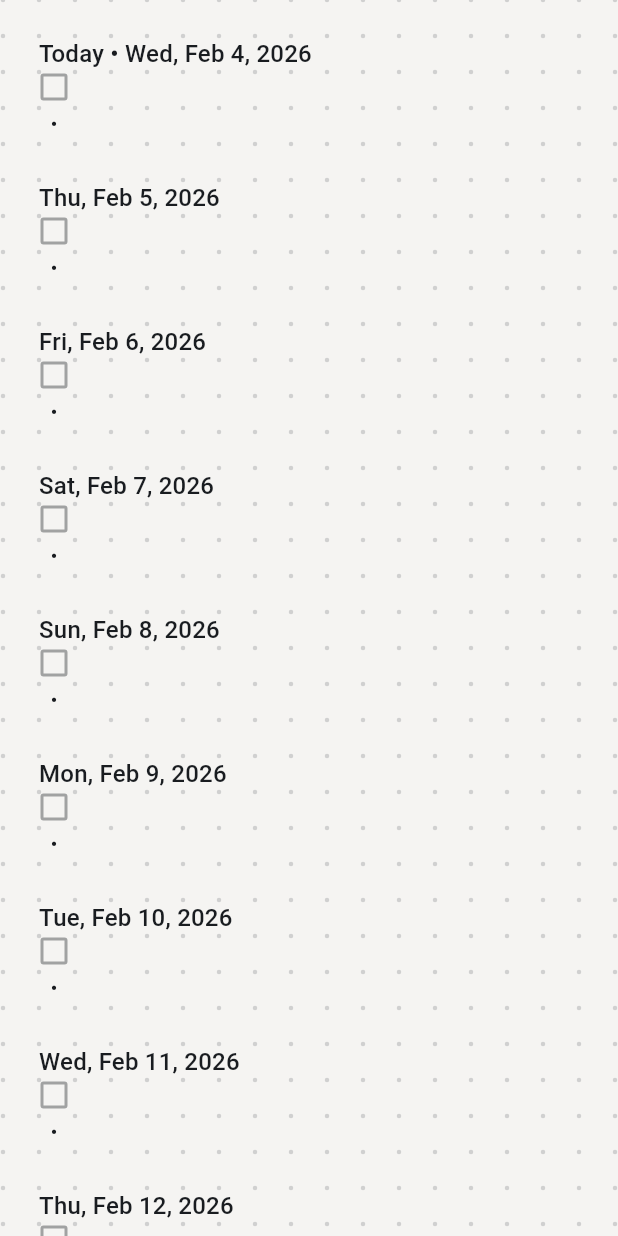
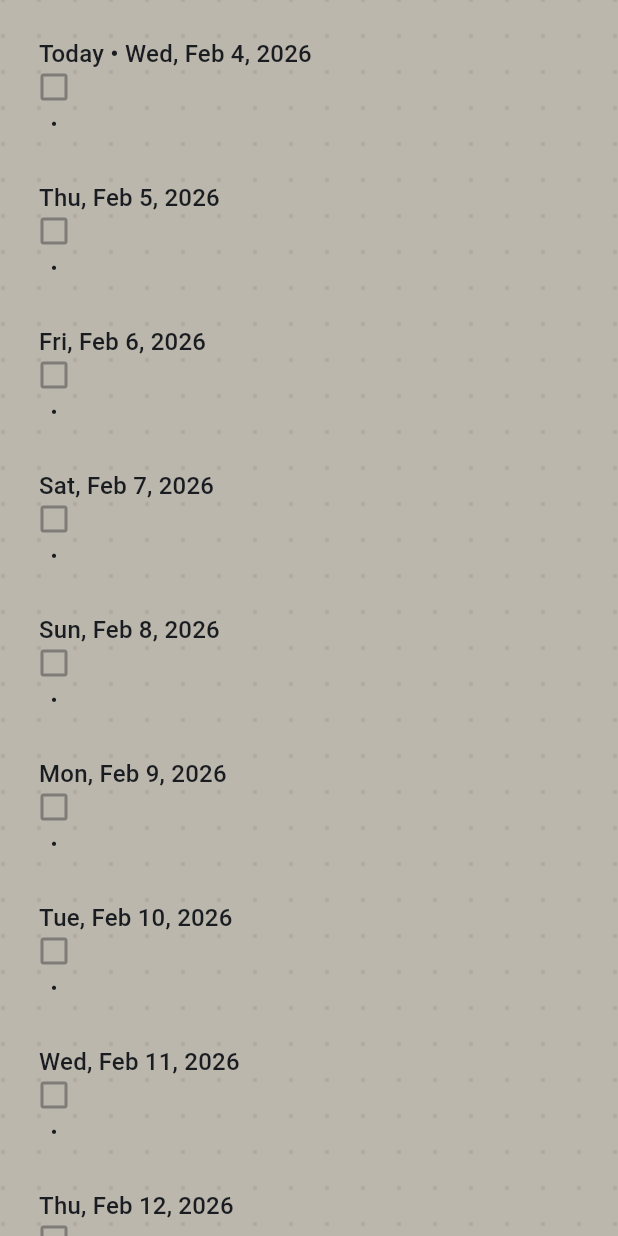
Before and after one commit to elibdev/lifelog, a Flutter app: the screen it shows after launch, on a phone screen of 412 x 824 dp. Run offline on Flutter 3.47's test engine with Material 3 defaults, Android fonts, the phone set to English and light mode, and no system bars; missing offline and left inert: sqlite3; statements that could not run were skipped.

Commit message:
tweak colors bg for light and dark

```diff
--- a/lib/constants/grid_constants.dart
+++ b/lib/constants/grid_constants.dart
@@ -24,10 +24,10 @@ class GridConstants {
   static const double dotRadius = 1.5;
 
   /// Dot color for light theme
-  static const ui.Color dotColorLight = ui.Color(0xFFD0D0D0);
+  static const ui.Color dotColorLight = ui.Color.fromARGB(255, 175, 171, 163);
 
   /// Dot color for dark theme
-  static const ui.Color dotColorDark = ui.Color(0xFF404040);
+  static const ui.Color dotColorDark = ui.Color.fromARGB(255, 37, 36, 36);
 
   // ============================================================================
   // HORIZONTAL LAYOUT CALCULATIONS
--- a/lib/main.dart
+++ b/lib/main.dart
@@ -13,6 +13,8 @@ void main() async {
 
 class LifelogApp extends StatelessWidget {
   const LifelogApp({super.key});
+  static const surfaceLight = Color.fromARGB(255, 188, 183, 173);
+  static const surfaceDark = Color.fromARGB(255, 30, 29, 29);
 
   @override
   Widget build(BuildContext context) {
@@ -24,7 +26,6 @@ class LifelogApp extends StatelessWidget {
       // and automatically switches based on themeMode setting. Material 3 uses
       // ColorScheme to define all app colors consistently.
       // See: https://docs.flutter.dev/ui/design/material/material-3
-
       theme: ThemeData(
         useMaterial3: true,
         // ColorScheme.fromSeed() generates a complete color palette from one color,
@@ -34,11 +35,11 @@ class LifelogApp extends StatelessWidget {
           brightness: Brightness.light,
           // surface: used by Cards, Dialogs, BottomSheets, etc.
           // Using warm off-white (#FAF9F7) instead of pure white
-          surface: const Color(0xFFFAF9F7),
+          surface: surfaceLight,
         ),
         // scaffoldBackgroundColor: The main app background color
         // Slightly different from surface to create subtle depth
-        scaffoldBackgroundColor: const Color(0xFFF5F4F2),
+        scaffoldBackgroundColor: surfaceLight,
       ),
 
       darkTheme: ThemeData(
@@ -48,15 +49,16 @@ class LifelogApp extends StatelessWidget {
           brightness: Brightness.dark,
           // Using warm dark gray (#1E1E1E) instead of pure black (#000000)
           // This reduces eye strain and feels less cold
-          surface: const Color(0xFF1E1E1E),
+          surface: surfaceDark,
         ),
         // Slightly darker than surface for background depth
-        scaffoldBackgroundColor: const Color(0xFF181818),
+        scaffoldBackgroundColor: surfaceDark,
       ),
 
       // ThemeMode.system: Flutter checks MediaQuery.platformBrightnessOf(context)
       // to automatically switch between theme and darkTheme
-      themeMode: ThemeMode.system,
+      // themeMode: ThemeMode.system,
+      themeMode: ThemeMode.light,
       home: const JournalScreen(),
     );
   }
```
